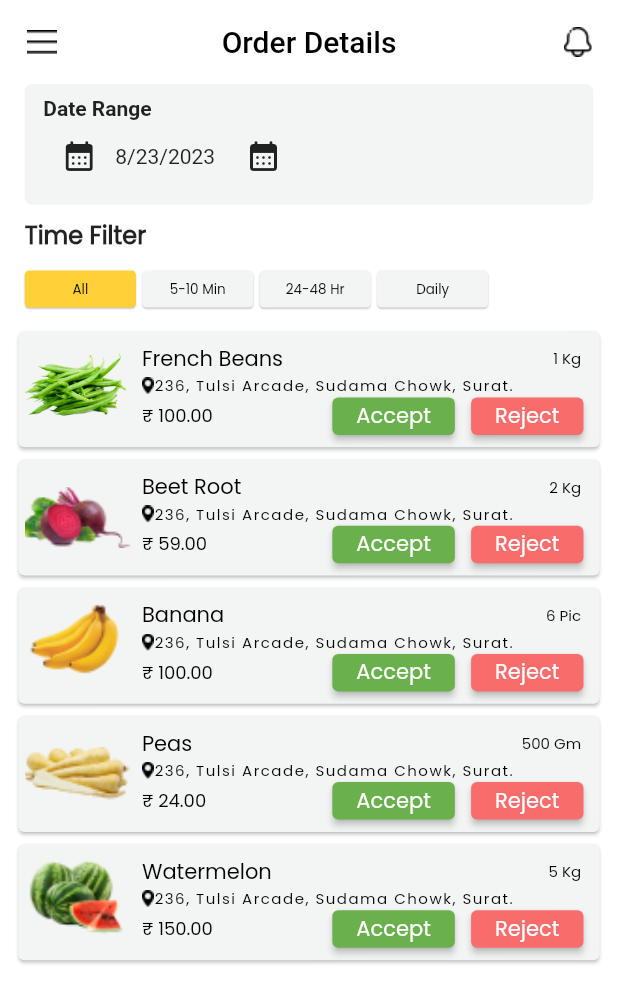
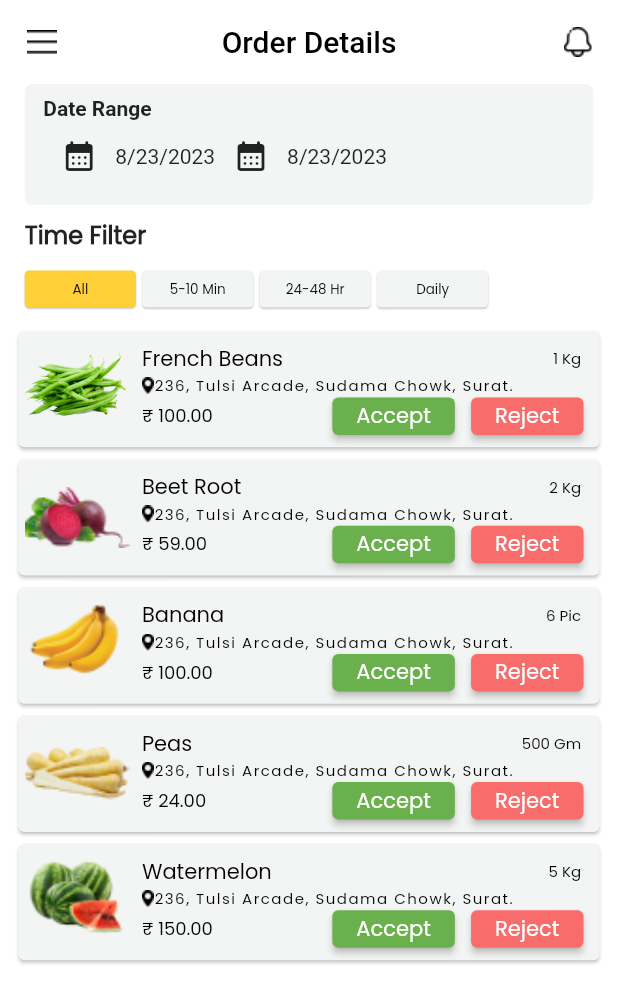
Before and after one commit to Neel-Paghadal/grocery_distributor, a Flutter app: the LiveorderPage screen opened directly, after a tap on "Accept", on a phone screen of 412 x 824 dp. Shown: the top 1003 px of the screen. Run offline on Flutter 3.47's test engine with Material 2 defaults, Android fonts, the phone set to English and light mode, and no system bars; our stand-ins replace flutter_svg, get.

Commit message:
add desgin godown stock add desgin user list add dash board add low stock add live order add order details

```diff
--- a/lib/Screens/live_order.dart
+++ b/lib/Screens/live_order.dart
@@ -107,17 +107,14 @@ class _LiveorderPageState extends State<LiveorderPage> {
                                               Icons.calendar_month_rounded)),
                                       Text(
                                           DateFormat.yMd().format(_selectedDate)),
-                                    Padding(
-                                      padding: EdgeInsets.only(
-                                          left: deviceWidth * 0.02),
-                                      child: IconButton(onPressed: ()  {
+                                       IconButton(onPressed: ()  {
                                           _getDateFromUser();
                                         },
                                             icon: Icon(
                                                 Icons.calendar_month_rounded)),
+                                      Text(DateFormat.yMd().format(_selectedDate))
+                                    ],
                                   ),
-                                  ],
-                                )
                               ],
                             ),
                           ))
--- a/lib/Screens/order_details.dart
+++ b/lib/Screens/order_details.dart
@@ -78,15 +78,12 @@ class _OrderdetailsState extends State<OrderdetailsPage> {
                                           Icons.calendar_month_rounded)),
                                   Text(
                                       DateFormat.yMd().format(_selectedDate)),
-                                  Padding(
-                                    padding: EdgeInsets.only(
-                                        left: deviceWidth * 0.02),
-                                    child: IconButton(onPressed: ()  {
+                                    IconButton(onPressed: ()  {
                                       _getDateFromUser();
                                     },
                                         icon: Icon(
                                             Icons.calendar_month_rounded)),
-                                  ),
+                                  Text(DateFormat.yMd().format(_selectedDate))
                                 ],
                               )
                             ],
```
Lines whose indentation alone changed are shown as unchanged.
